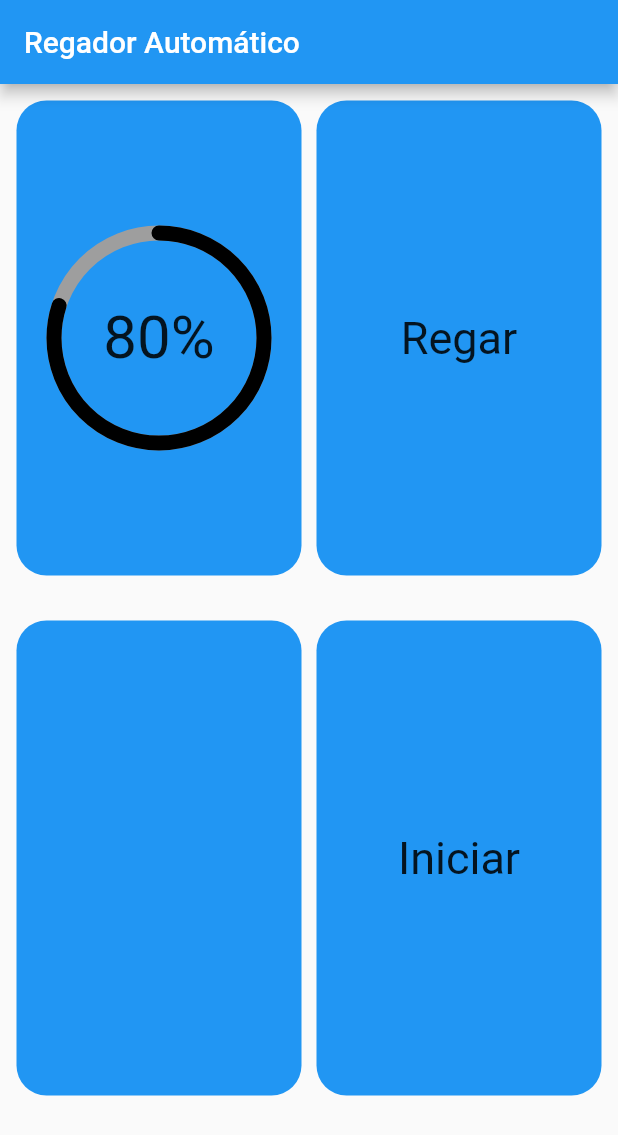
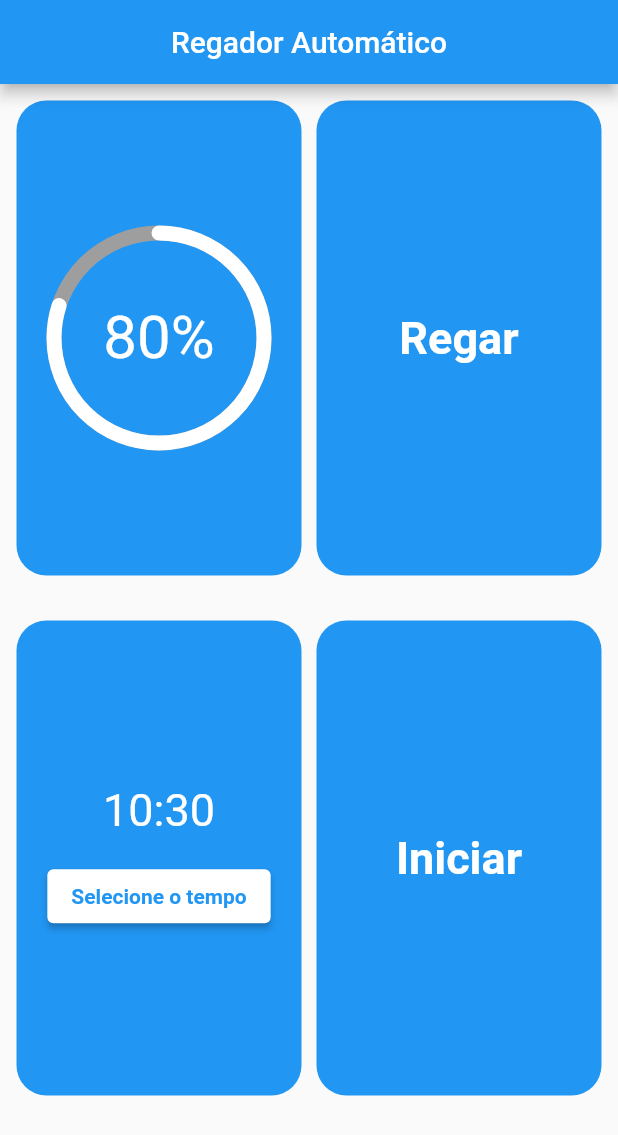
Before and after one commit to fredericobwstein/regador_automatico, a Flutter app: the screen it shows after launch, on a phone screen of 412 x 824 dp. Shown: the top 1135 px of the screen. Run offline on Flutter 3.47's test engine with Material 2 defaults, Android fonts, the phone set to English and light mode, and no system bars; drawn by our look-alikes of percent_indicator.

Commit message:
criação select timer

```diff
--- a/lib/Grids.dart
+++ b/lib/Grids.dart
@@ -2,18 +2,24 @@
 
 import 'package:flutter/material.dart';
 import 'package:percent_indicator/circular_percent_indicator.dart';
+import 'package:regador_automatico/main.dart';
 
-class Grids extends StatelessWidget {
+class Grids extends State<MyHomePage> {
+  TimeOfDay time = TimeOfDay(hour: 10, minute: 30);
+
   @override
   Widget build(BuildContext context) {
+    final hours = time.hour.toString().padLeft(2, '0');
+    final minutes = time.minute.toString().padLeft(2, '0');
+
     return Scaffold(
       appBar: AppBar(
+        centerTitle: true,
         title: Text("Regador Automático"),
       ),
       body: Container(
         child: Padding(
           padding: const EdgeInsets.all(10),
-
           // ignore: sort_child_properties_last
           child: GridView.count(
               crossAxisCount: 2,
@@ -31,11 +37,14 @@ class Grids extends StatelessWidget {
                     radius: 75,
                     lineWidth: 10,
                     backgroundColor: Colors.grey,
-                    progressColor: Colors.black,
+                    progressColor: Colors.white,
                     percent: 0.8,
                     center: Text(
                       "80%",
-                      style: TextStyle(fontSize: 40),
+                      style: TextStyle(
+                        fontSize: 40,
+                        color: Colors.white
+                        ),
                     ),
                     circularStrokeCap: CircularStrokeCap.round,
                   ),
@@ -52,6 +61,8 @@ class Grids extends StatelessWidget {
                       textAlign: TextAlign.center,
                       style: TextStyle(
                         fontSize: 30,
+                        fontWeight: FontWeight.bold,
+                        color: Colors.white
                       ),
                     ),
                   ),
@@ -61,7 +72,42 @@ class Grids extends StatelessWidget {
                       borderRadius: BorderRadius.circular(20),
                       color: Colors.blue,
                     ),
+                    child: Column(
+                      mainAxisAlignment: MainAxisAlignment.center,
+                      children: [
+                        Text(
+                          '${hours}:${minutes}',
+                          style: TextStyle(
+                            fontSize: 30,
+                            color: Colors.white
                             ),
+                        ),
+                        const SizedBox(height: 16),
+                        ElevatedButton(
+                          // ignore: sort_child_properties_last
+                          child: Text(
+                            'Selecione o tempo',
+                             style: TextStyle(
+                              fontWeight: FontWeight.bold,
+                              color: Colors.blue
+                              ),
+                            ),
+                          style: ElevatedButton.styleFrom(
+                            primary: Colors.white,
+                          ),
+                          onPressed: () async {
+                            TimeOfDay? newTime = await showTimePicker(
+                              context: context,
+                              initialTime: time,
+                            );
+
+                            if (newTime == null) return;
+
+                            setState(() => time = newTime);
+                          },
+                        )
+                      ],
+                    )),
                 Container(
                   decoration: BoxDecoration(
                     borderRadius: BorderRadius.circular(20),
@@ -74,6 +120,8 @@ class Grids extends StatelessWidget {
                       textAlign: TextAlign.center,
                       style: TextStyle(
                         fontSize: 30,
+                        fontWeight: FontWeight.bold,
+                        color: Colors.white
                       ),
                     ),
                   ),
--- a/lib/main.dart
+++ b/lib/main.dart
@@ -6,15 +6,24 @@ void main() {
 }
 
 class MyApp extends StatelessWidget {
+  @override
+  Widget build(BuildContext context) {
+    return MaterialApp(home: const MyHomePage(title: ''),);}}
+
+class MyHomePage extends StatefulWidget {
+  const MyHomePage({super.key, required this.title});
+
+  // This widget is the home page of your application. It is stateful, meaning
+  // that it has a State object (defined below) that contains fields that affect
+  // how it looks.
+
+  // This class is the configuration for the state. It holds the values (in this
+  // case the title) provided by the parent (in this case the App widget) and
+  // used by the build method of the State. Fields in a Widget subclass are
+  // always marked "final".
+
+  final String title;
 
   @override
-  Widget build(BuildContext context) {
-    return MaterialApp(
-      title: 'Regador Automático',
-      theme: ThemeData(
-        primarySwatch: Colors.blue,
-      ),
-      home: Grids(),
-    );
-  }
+  State<MyHomePage> createState() => Grids();
 }
```
Lines whose indentation alone changed are shown as unchanged.
